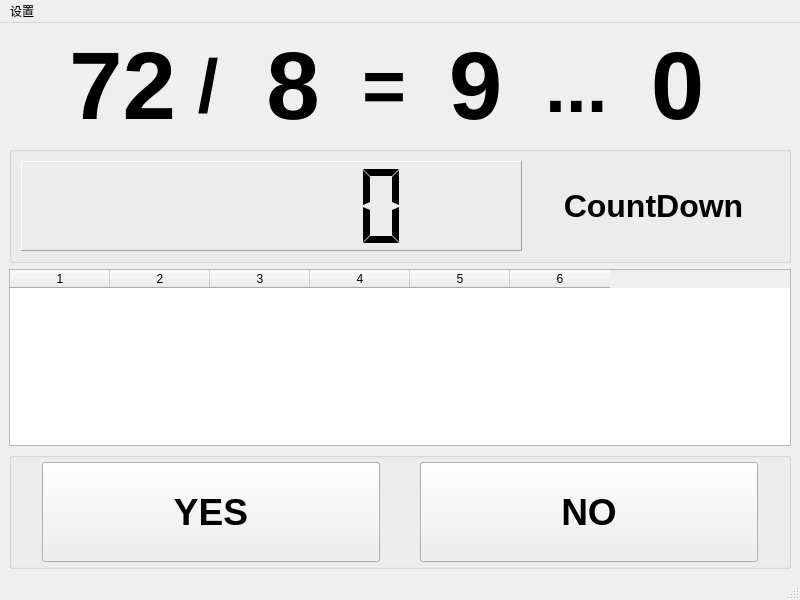
Old version of the form cpp/Qt/AddMinusMultiplyDivide_Watch/AddMinusMultiplyDivide_Watch/mainwindow.ui in the repository EdisoNewtong/Vector.
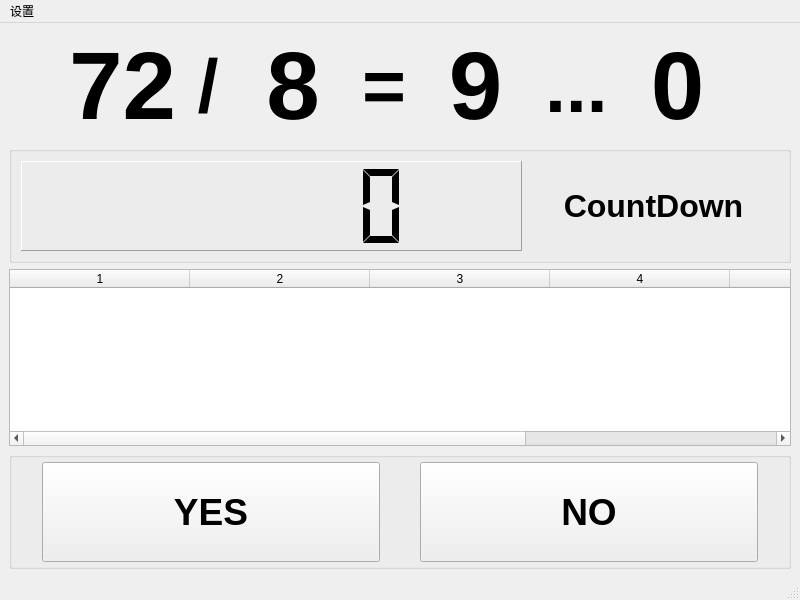
New version of the form. Icons and pictures are not drawn.

Patch:
```diff
--- a/cpp/Qt/AddMinusMultiplyDivide_Watch/AddMinusMultiplyDivide_Watch/mainwindow.ui
+++ b/cpp/Qt/AddMinusMultiplyDivide_Watch/AddMinusMultiplyDivide_Watch/mainwindow.ui
@@ -249,8 +249,11 @@
       <property name="columnCount">
        <number>6</number>
       </property>
-      <attribute name="horizontalHeaderStretchLastSection">
-       <bool>false</bool>
+      <attribute name="horizontalHeaderMinimumSectionSize">
+       <number>30</number>
+      </attribute>
+      <attribute name="horizontalHeaderDefaultSectionSize">
+       <number>180</number>
       </attribute>
       <column/>
       <column/>
```
